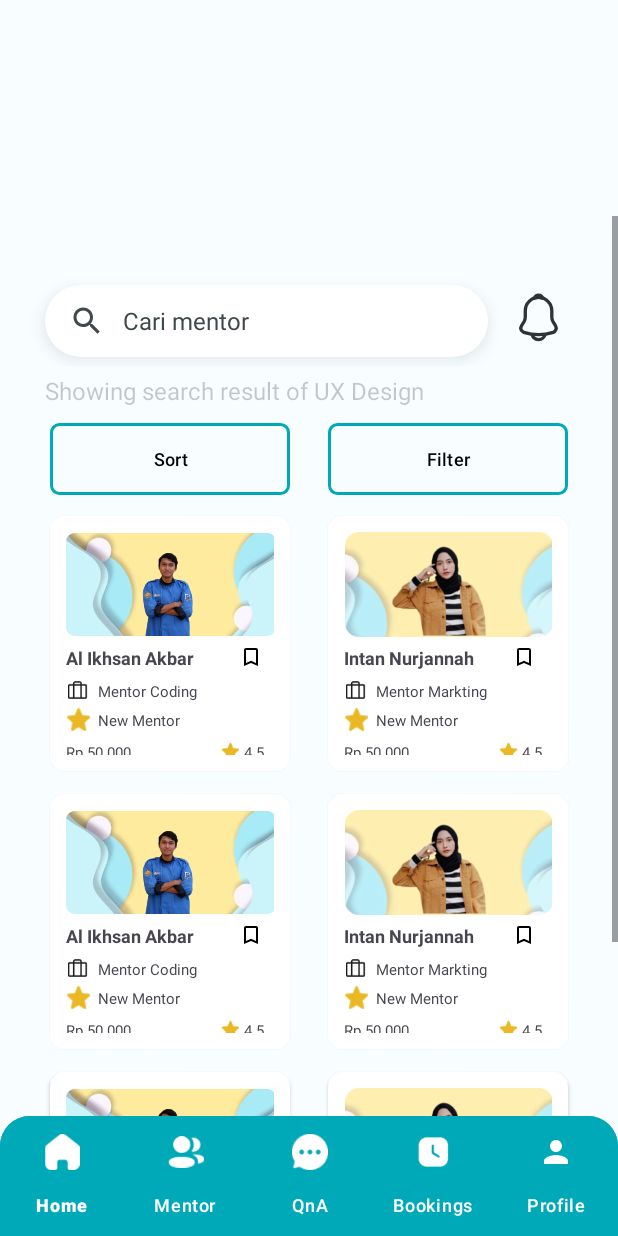
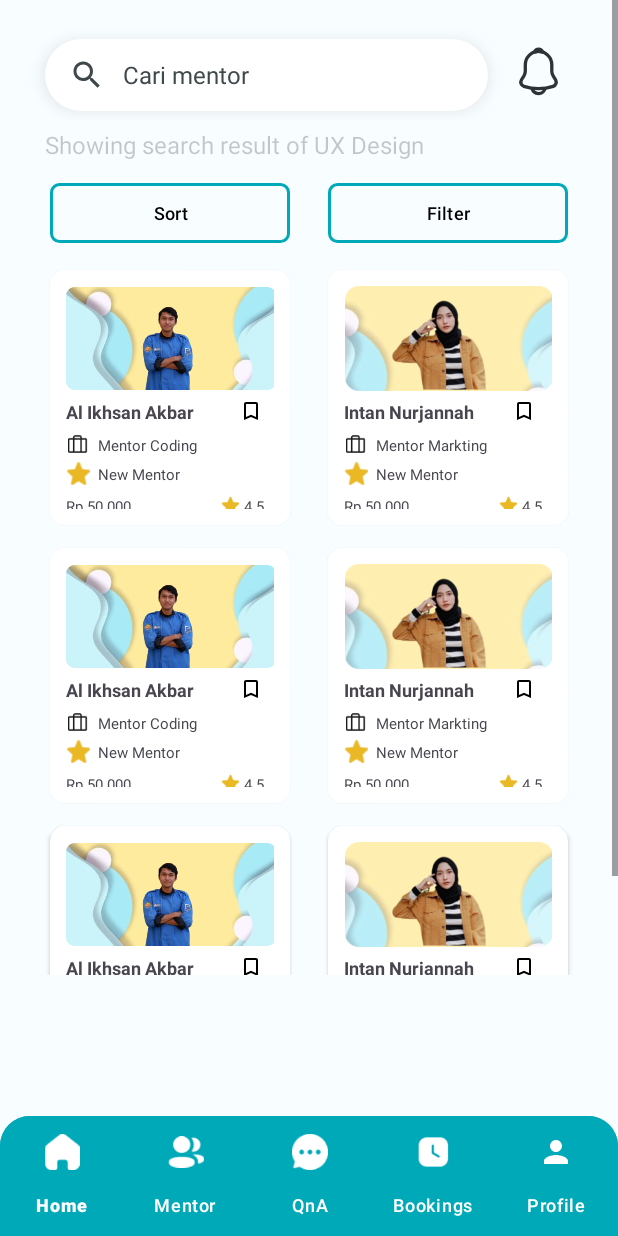
Before and after one commit to kimber-ly/Mentorify, an Android app: the fragment MentorFragment placed in its activity, on a phone screen of 412 x 824 dp. Run offline under Robolectric (Android 15) with nearby library versions, the phone set to English and light mode, and no system bars.

Commit message:
Membuat halaman mentor

```diff
--- a/app/src/main/res/layout/fragment_mentor.xml
+++ b/app/src/main/res/layout/fragment_mentor.xml
@@ -26,8 +26,7 @@
 
     <ScrollView
         android:layout_width="match_parent"
-        android:layout_height="600dp"
-        app:layout_constraintBottom_toTopOf="@+id/buttom_navigation">
+        android:layout_height="650dp">
 
         <RelativeLayout
             android:layout_width="match_parent"
@@ -36,7 +35,7 @@
             <LinearLayout
                 android:layout_width="match_parent"
                 android:layout_height="70dp"
-                android:layout_marginTop="30dp"
+                android:layout_marginTop="10dp"
                 android:id="@+id/layout_satu">
 
                 <com.google.android.material.search.SearchBar
@@ -79,7 +78,7 @@
 
                 <Button
                     android:layout_width="160dp"
-                    android:layout_height="wrap_content"
+                    android:layout_height="40dp"
                     android:layout_gravity="center"
                     android:layout_marginTop="0dp"
                     android:layout_marginStart="0dp"
@@ -91,7 +90,7 @@
 
                 <Button
                     android:layout_width="160dp"
-                    android:layout_height="wrap_content"
+                    android:layout_height="40dp"
                     android:layout_gravity="center"
                     android:layout_marginTop="0dp"
                     android:layout_marginStart="25dp"
```
